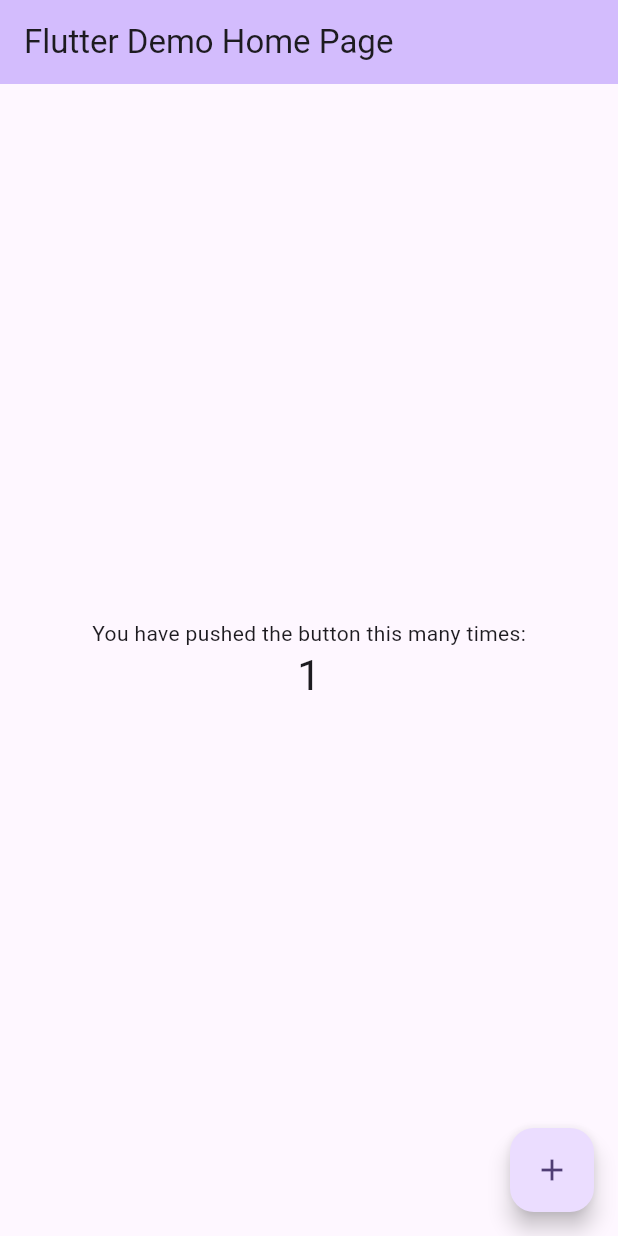
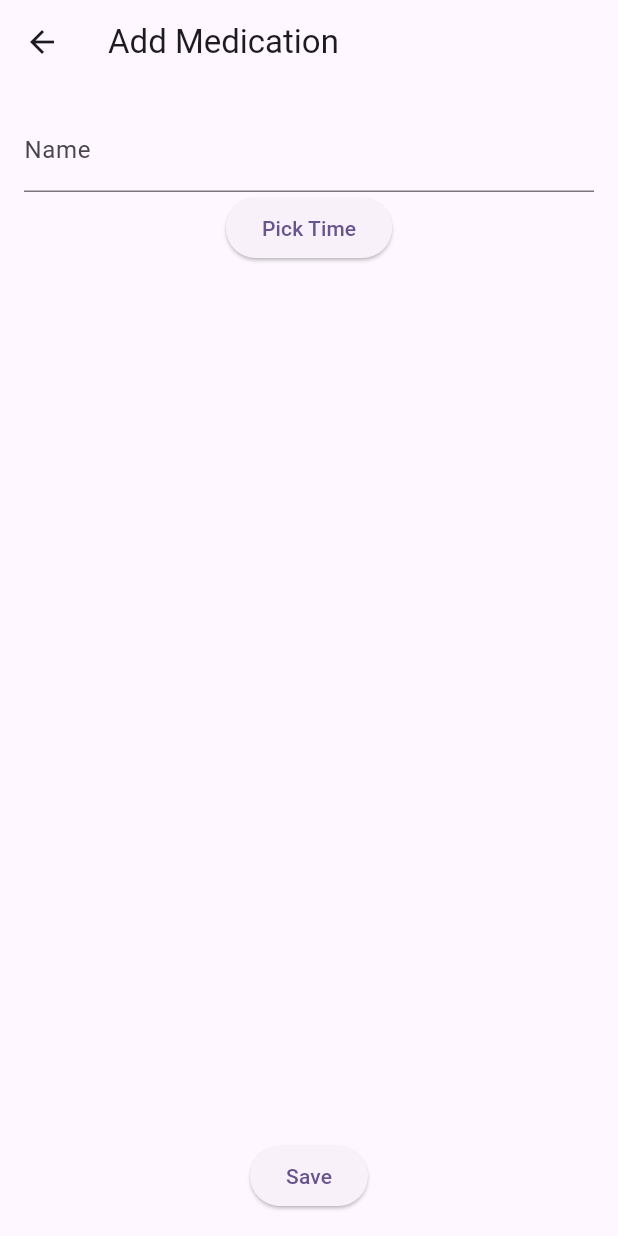
Before and after one commit to enesarat/sifakapp, a Flutter app: the screen it shows after launch, after a tap on the "add" icon, on a phone screen of 412 x 824 dp. Run offline on Flutter 3.47's test engine with Material 3 defaults, Android fonts, the phone set to English and light mode, and no system bars; our stand-ins replace flutter_bloc, get_it, hive, hive_flutter; accounts and stored records are empty.

Commit message:
Contains: Clean architecture was implemented with Block. Basic list add and delete events were created.

```diff
--- /dev/null
+++ b/lib/core/service_locator.dart
@@ -0,0 +1,26 @@
+import 'package:get_it/get_it.dart';
+import 'package:hive/hive.dart';
+
+import '../features/medication_reminder/data/data_sources/local_medication_datasource.dart';
+import '../features/medication_reminder/data/repositories/medication_repository_impl.dart';
+import '../features/medication_reminder/domain/repositories/medication_repository.dart';
+import '../features/medication_reminder/data/models/medication_model.dart';
+import '../features/medication_reminder/domain/use_cases/create_medication.dart';
+import '../features/medication_reminder/domain/use_cases/delete_medication.dart';
+import '../features/medication_reminder/domain/use_cases/get_all_medications.dart';
+
+final sl = GetIt.instance;
+
+
+void setupLocator(Box<MedicationModel> box) {
+  // Data Source
+  sl.registerLazySingleton<LocalMedicationDataSource>(() => LocalMedicationDataSource(box));
+
+  // Repository
+  sl.registerLazySingleton<MedicationRepository>(() => MedicationRepositoryImpl(sl()));
+
+  // UseCases
+  sl.registerLazySingleton<GetAllMedications>(() => GetAllMedications(sl()));
+  sl.registerLazySingleton<CreateMedication>(() => CreateMedication(sl()));
+  sl.registerLazySingleton<DeleteMedication>(() => DeleteMedication(sl()));
+}
--- /dev/null
+++ b/lib/features/medication_reminder/domain/use_cases/delete_medication.dart
@@ -0,0 +1,11 @@
+import '../repositories/medication_repository.dart';
+
+class DeleteMedication {
+  final MedicationRepository repository;
+
+  DeleteMedication(this.repository);
+
+  Future<void> call(String id) {
+    return repository.deleteMedication(id);
+  }
+}
--- /dev/null
+++ b/lib/features/medication_reminder/domain/use_cases/get_all_medications.dart
@@ -0,0 +1,12 @@
+import '../entities/medication.dart';
+import '../repositories/medication_repository.dart';
+
+class GetAllMedications {
+  final MedicationRepository repository;
+
+  GetAllMedications(this.repository);
+
+  Future<List<Medication>> call() {
+    return repository.getAllMedications();
+  }
+}
--- /dev/null
+++ b/lib/features/medication_reminder/presentation/bloc/medication_bloc.dart
@@ -0,0 +1,34 @@
+import '../../domain/use_cases/create_medication.dart';
+import '../../domain/use_cases/delete_medication.dart';
+import '../../domain/use_cases/get_all_medications.dart';
+import 'package:flutter_bloc/flutter_bloc.dart';
+import 'medication_event.dart';
+import 'medication_state.dart';
+
+class MedicationBloc extends Bloc<MedicationEvent, MedicationState> {
+  final GetAllMedications getAllMedications;
+  final CreateMedication createMedication;
+  final DeleteMedication deleteMedication;
+
+  MedicationBloc({
+    required this.getAllMedications,
+    required this.createMedication,
+    required this.deleteMedication,
+  }) : super(MedicationInitial()) {
+    on<FetchAllMedications>((event, emit) async {
+      emit(MedicationLoading());
+      final result = await getAllMedications.call();
+      emit(MedicationLoaded(result));
+    });
+
+    on<AddMedication>((event, emit) async {
+      await createMedication.call(event.medication);
+      add(FetchAllMedications());
+    });
+
+    on<RemoveMedication>((event, emit) async {
+      await deleteMedication.call(event.id);
+      add(FetchAllMedications());
+    });
+  }
+}
--- /dev/null
+++ b/lib/features/medication_reminder/presentation/bloc/medication_event.dart
@@ -0,0 +1,15 @@
+import '../../domain/entities/medication.dart';
+
+abstract class MedicationEvent {}
+
+class FetchAllMedications extends MedicationEvent {}
+
+class AddMedication extends MedicationEvent {
+  final Medication medication;
+  AddMedication(this.medication);
+}
+
+class RemoveMedication extends MedicationEvent {
+  final String id;
+  RemoveMedication(this.id);
+}
--- /dev/null
+++ b/lib/features/medication_reminder/presentation/bloc/medication_state.dart
@@ -0,0 +1,17 @@
+import '../../domain/entities/medication.dart';
+
+abstract class MedicationState {}
+
+class MedicationInitial extends MedicationState {}
+
+class MedicationLoading extends MedicationState {}
+
+class MedicationLoaded extends MedicationState {
+  final List<Medication> medications;
+  MedicationLoaded(this.medications);
+}
+
+class MedicationError extends MedicationState {
+  final String message;
+  MedicationError(this.message);
+}
--- /dev/null
+++ b/lib/features/medication_reminder/presentation/pages/medication_form_page.dart
@@ -0,0 +1,60 @@
+import 'package:flutter/material.dart';
+import 'package:flutter_bloc/flutter_bloc.dart';
+
+import '../../domain/entities/medication.dart';
+import '../bloc/medication_bloc.dart';
+import '../bloc/medication_event.dart';
+
+class MedicationFormPage extends StatefulWidget {
+  const MedicationFormPage({super.key});
+
+  @override
+  _MedicationFormPageState createState() => _MedicationFormPageState();
+}
+
+class _MedicationFormPageState extends State<MedicationFormPage> {
+  final _nameController = TextEditingController();
+  TimeOfDay? _selectedTime;
+
+  void _submit() {
+    if (_selectedTime != null && _nameController.text.isNotEmpty) {
+      final newMedication = Medication(
+        id: DateTime.now().millisecondsSinceEpoch.toString(),
+        name: _nameController.text,
+        diagnosis: '',
+        type: '',
+        expirationDate: DateTime.now(),
+        totalPills: 0,
+        dailyDosage: 1,
+        isManualSchedule: true,
+        manualTimes: [_selectedTime!],
+      );
+      context.read<MedicationBloc>().add(AddMedication(newMedication));
+      Navigator.pop(context);
+    }
+  }
+
+  @override
+  Widget build(BuildContext context) {
+    return Scaffold(
+      appBar: AppBar(title: Text("Add Medication")),
+      body: Padding(
+        padding: const EdgeInsets.all(16),
+        child: Column(
+          children: [
+            TextField(controller: _nameController, decoration: InputDecoration(labelText: 'Name')),
+            ElevatedButton(
+              onPressed: () async {
+                final picked = await showTimePicker(context: context, initialTime: TimeOfDay.now());
+                if (picked != null) setState(() => _selectedTime = picked);
+              },
+              child: Text(_selectedTime != null ? _selectedTime!.format(context) : 'Pick Time'),
+            ),
+            Spacer(),
+            ElevatedButton(onPressed: _submit, child: Text('Save')),
+          ],
+        ),
+      ),
+    );
+  }
+}
--- /dev/null
+++ b/lib/features/medication_reminder/presentation/pages/medication_list_page.dart
@@ -0,0 +1,57 @@
+import 'package:flutter/material.dart';
+import 'package:flutter_bloc/flutter_bloc.dart';
+
+import '../bloc/medication_bloc.dart';
+import '../bloc/medication_event.dart';
+import '../bloc/medication_state.dart';
+import 'medication_form_page.dart';
+
+class MedicationListPage extends StatelessWidget {
+  const MedicationListPage({super.key});
+
+  @override
+  Widget build(BuildContext context) {
+    return Scaffold(
+      appBar: AppBar(title: const Text("Medications")),
+      body: BlocBuilder<MedicationBloc, MedicationState>(
+        builder: (context, state) {
+          if (state is MedicationLoading) {
+            return const Center(child: CircularProgressIndicator());
+          } else if (state is MedicationLoaded) {
+            return ListView.builder(
+              itemCount: state.medications.length,
+              itemBuilder: (context, index) {
+                final med = state.medications[index];
+                return ListTile(
+                  title: Text(med.name),
+                  subtitle: Text(
+                    'Time: ${TimeOfDay.fromDateTime(med.expirationDate).format(context)}',
+                  ),
+                  trailing: IconButton(
+                    icon: const Icon(Icons.delete),
+                    onPressed: () {
+                      context.read<MedicationBloc>().add(RemoveMedication(med.id));
+                    },
+                  ),
+                );
+              },
+            );
+          } else {
+            return const Center(child: Text("No Medications"));
+          }
+        },
+      ),
+      floatingActionButton: FloatingActionButton(
+        child: const Icon(Icons.add),
+        onPressed: () {
+          Navigator.push(
+            context,
+            MaterialPageRoute(
+              builder: (_) => const MedicationFormPage(),
+            ),
+          );
+        },
+      ),
+    );
+  }
+}
--- a/lib/main.dart
+++ b/lib/main.dart
@@ -1,130 +1,45 @@
 import 'package:flutter/material.dart';
+import 'package:flutter_bloc/flutter_bloc.dart';
 import 'package:hive_flutter/hive_flutter.dart';
+import 'package:sifakapp/core/service_locator.dart';
 import 'features/medication_reminder/data/models/medication_model.dart';
+import 'features/medication_reminder/presentation/bloc/medication_bloc.dart';
+import 'features/medication_reminder/presentation/bloc/medication_event.dart';
+import 'features/medication_reminder/presentation/pages/medication_list_page.dart';
 
 void main() async {
   WidgetsFlutterBinding.ensureInitialized();
   await Hive.initFlutter();
+
   Hive.registerAdapter(MedicationModelAdapter());
+
   final box = await Hive.openBox<MedicationModel>('medications');
 
-  runApp(MyApp(medicationBox: box));
+  setupLocator(box);
+
+  runApp(
+    BlocProvider(
+      create: (_) => MedicationBloc(
+        getAllMedications: sl(),
+        createMedication: sl(),
+        deleteMedication: sl(),
+      )..add(FetchAllMedications()),
+      child: const MyApp(),
+    ),
+  );
 }
 
 class MyApp extends StatelessWidget {
-  final Box<MedicationModel> medicationBox;
-  const MyApp({super.key, required this.medicationBox});
+  const MyApp({super.key});
 
-  // This widget is the root of your application.
   @override
   Widget build(BuildContext context) {
     return MaterialApp(
-      title: 'Flutter Demo',
+      title: 'İlaç Hatırlatıcı',
       theme: ThemeData(
-        // This is the theme of your application.
-        //
-        // TRY THIS: Try running your application with "flutter run". You'll see
-        // the application has a purple toolbar. Then, without quitting the app,
-        // try changing the seedColor in the colorScheme below to Colors.green
-        // and then invoke "hot reload" (save your changes or press the "hot
-        // reload" button in a Flutter-supported IDE, or press "r" if you used
-        // the command line to start the app).
-        //
-        // Notice that the counter didn't reset back to zero; the application
-        // state is not lost during the reload. To reset the state, use hot
-        // restart instead.
-        //
-        // This works for code too, not just values: Most code changes can be
-        // tested with just a hot reload.
         colorScheme: ColorScheme.fromSeed(seedColor: Colors.deepPurple),
       ),
-      home: const MyHomePage(title: 'Flutter Demo Home Page'),
+      home: const MedicationListPage(),
     );
   }
 }
-
-class MyHomePage extends StatefulWidget {
-  const MyHomePage({super.key, required this.title});
-
-  // This widget is the home page of your application. It is stateful, meaning
-  // that it has a State object (defined below) that contains fields that affect
-  // how it looks.
-
-  // This class is the configuration for the state. It holds the values (in this
-  // case the title) provided by the parent (in this case the App widget) and
-  // used by the build method of the State. Fields in a Widget subclass are
-  // always marked "final".
-
-  final String title;
-
-  @override
-  State<MyHomePage> createState() => _MyHomePageState();
-}
-
-class _MyHomePageState extends State<MyHomePage> {
-  int _counter = 0;
-
-  void _incrementCounter() {
-    setState(() {
-      // This call to setState tells the Flutter framework that something has
-      // changed in this State, which causes it to rerun the build method below
-      // so that the display can reflect the updated values. If we changed
-      // _counter without calling setState(), then the build method would not be
-      // called again, and so nothing would appear to happen.
-      _counter++;
-    });
-  }
-
-  @override
-  Widget build(BuildContext context) {
-    // This method is rerun every time setState is called, for instance as done
-    // by the _incrementCounter method above.
-    //
-    // The Flutter framework has been optimized to make rerunning build methods
-    // fast, so that you can just rebuild anything that needs updating rather
-    // than having to individually change instances of widgets.
-    return Scaffold(
-      appBar: AppBar(
-        // TRY THIS: Try changing the color here to a specific color (to
-        // Colors.amber, perhaps?) and trigger a hot reload to see the AppBar
-        // change color while the other colors stay the same.
-        backgroundColor: Theme.of(context).colorScheme.inversePrimary,
-        // Here we take the value from the MyHomePage object that was created by
-        // the App.build method, and use it to set our appbar title.
-        title: Text(widget.title),
-      ),
-      body: Center(
-        // Center is a layout widget. It takes a single child and positions it
-        // in the middle of the parent.
-        child: Column(
-          // Column is also a layout widget. It takes a list of children and
-          // arranges them vertically. By default, it sizes itself to fit its
-          // children horizontally, and tries to be as tall as its parent.
-          //
-          // Column has various properties to control how it sizes itself and
-          // how it positions its children. Here we use mainAxisAlignment to
-          // center the children vertically; the main axis here is the vertical
-          // axis because Columns are vertical (the cross axis would be
-          // horizontal).
-          //
-          // TRY THIS: Invoke "debug painting" (choose the "Toggle Debug Paint"
-          // action in the IDE, or press "p" in the console), to see the
-          // wireframe for each widget.
-          mainAxisAlignment: MainAxisAlignment.center,
-          children: <Widget>[
-            const Text('You have pushed the button this many times:'),
-            Text(
-              '$_counter',
-              style: Theme.of(context).textTheme.headlineMedium,
-            ),
-          ],
-        ),
-      ),
-      floatingActionButton: FloatingActionButton(
-        onPressed: _incrementCounter,
-        tooltip: 'Increment',
-        child: const Icon(Icons.add),
-      ), // This trailing comma makes auto-formatting nicer for build methods.
-    );
-  }
-}
--- a/pubspec.yaml
+++ b/pubspec.yaml
@@ -30,6 +30,8 @@ environment:
 dependencies:
   flutter:
     sdk: flutter
+  get_it: ^7.7.0
+  flutter_bloc: ^8.1.0
   hive: ^2.2.3
   hive_flutter: ^1.1.0
   path_provider: ^2.0.15
```
Also changed, not shown: pubspec.lock, 2 other files.
